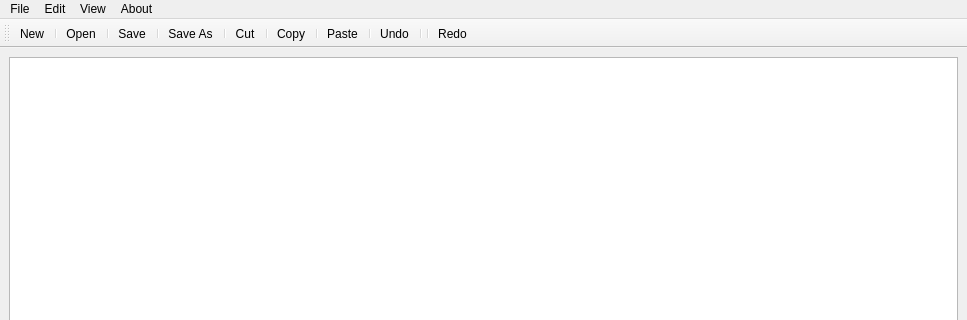
First picture: the form in mainwindow.ui, repository SaurabhYadav388/Noter, before the edit; both pictures show x 0 to 967 and y 0 to 320 of the 967 by 711 pixel window.
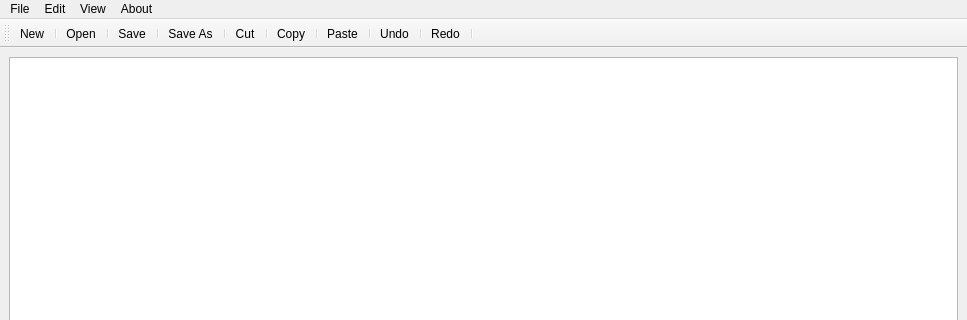
Second picture: the form after the edit. Icons and pictures are not drawn.

What changed in the file:
```diff
--- a/mainwindow.ui
+++ b/mainwindow.ui
@@ -102,8 +102,8 @@
    <addaction name="separator"/>
    <addaction name="actionUndo"/>
    <addaction name="separator"/>
-   <addaction name="separator"/>
    <addaction name="actionRedo"/>
+   <addaction name="separator"/>
   </widget>
   <action name="actionNew">
    <property name="icon">
```
Left out of the diff: 24 changed lines with no effect on the pictures.
